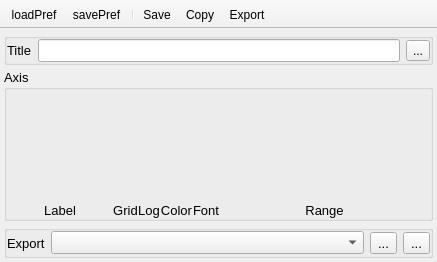
The window that UIs/nCustomPlot.ui (NeutrinoToolkit/Neutrino) describes before a commit, drawn with Qt 5.
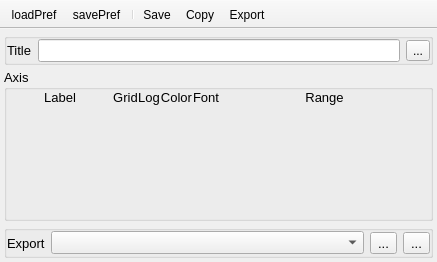
The same window after the commit. Icons and pictures are not drawn.

Commit message: nCustomplot fix rescale

What changed in the file:
```diff
--- a/UIs/nCustomPlot.ui
+++ b/UIs/nCustomPlot.ui
@@ -209,6 +209,19 @@
          </item>
         </layout>
        </item>
+       <item row="1" column="0">
+        <spacer name="verticalSpacer">
+         <property name="orientation">
+          <enum>Qt::Vertical</enum>
+         </property>
+         <property name="sizeHint" stdset="0">
+          <size>
+           <width>20</width>
+           <height>40</height>
+          </size>
+         </property>
+        </spacer>
+       </item>
       </layout>
      </widget>
     </item>
```
The commit also changes 1 other file.
